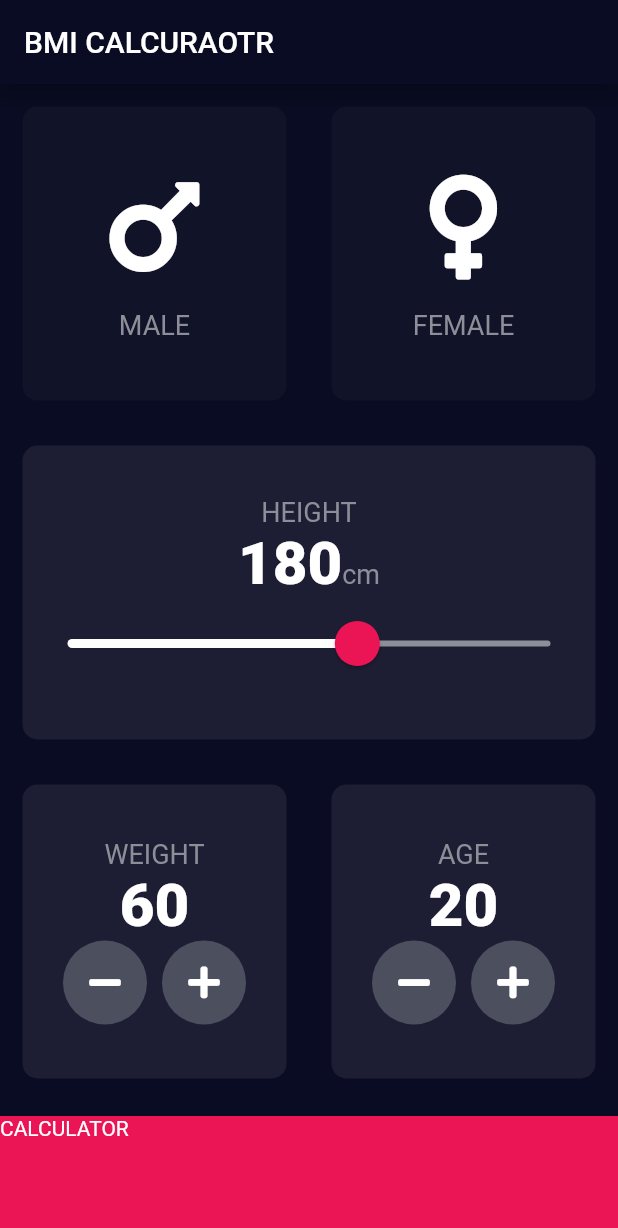
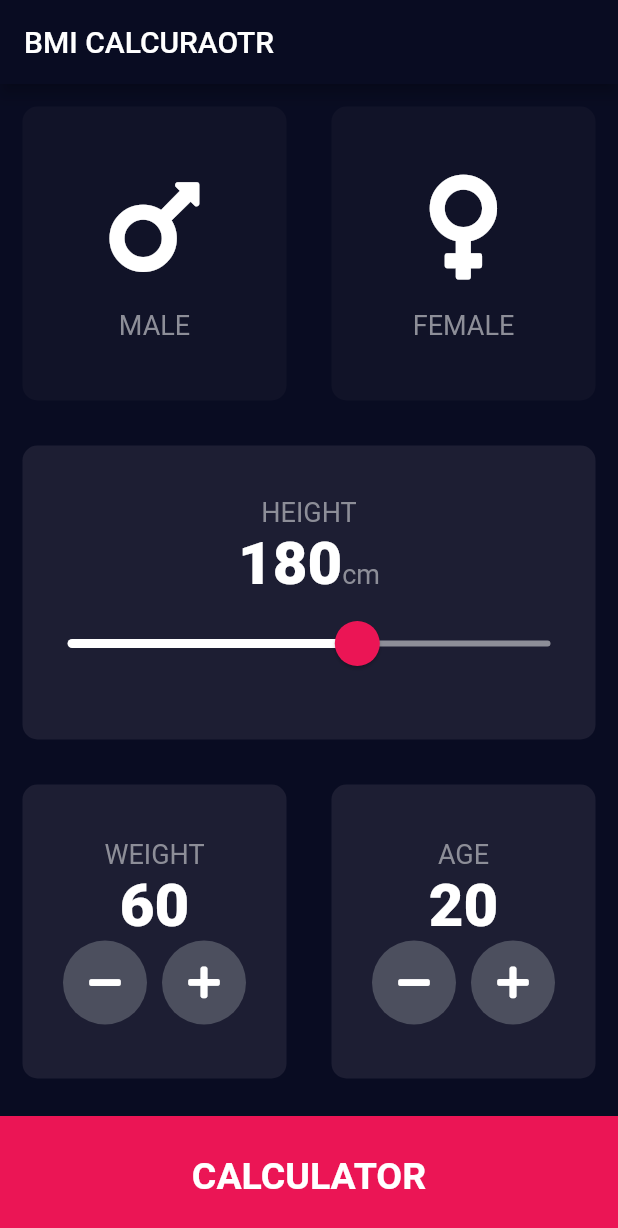
Before and after one commit to Origogi/flutter_BMI_Calcurator, a Flutter app: the screen it shows after launch, on a phone screen of 412 x 824 dp. Shown: the top 1228 px of the screen. Run offline on Flutter 3.47's test engine with Material 2 defaults, Android fonts, the phone set to English and light mode, and no system bars; our stand-ins replace font_awesome_flutter.

```diff
--- /dev/null
+++ b/lib/components/bottom_button.dart
@@ -0,0 +1,30 @@
+
+import 'package:flutter/material.dart';
+
+import '../constants.dart';
+
+
+class BottomButton extends StatelessWidget {
+  BottomButton({@required this.onTap, @required this.buttonTitle});
+
+  final Function onTap;
+  final String buttonTitle;
+
+  @override
+  Widget build(BuildContext context) {
+    return GestureDetector(
+      onTap: onTap,
+      child: Container(
+        color: kBottomContainerColor,
+        margin: EdgeInsets.only(top: 10),
+        height: kBottomContainerHeight,
+        child: Center(
+            child: Text(
+          buttonTitle,
+          style: kLargeButtonTextStyle,
+        )),
+        width: double.infinity,
+      ),
+    );
+  }
+}
--- a/lib/icon_content.dart
+++ b/lib/components/icon_content.dart
@@ -1,6 +1,7 @@
 import 'package:flutter/material.dart';
 
-import 'constants.dart';
+import '../constants.dart';
+
 
 class IconContent extends StatelessWidget {
   final IconData iconData;
--- /dev/null
+++ b/lib/components/round_icon_button.dart
@@ -0,0 +1,21 @@
+import 'package:flutter/material.dart';
+
+class RoundIconButton extends StatelessWidget {
+  final IconData icon;
+  final Function onPressed;
+
+  RoundIconButton({@required this.icon, this.onPressed});
+
+  @override
+  Widget build(BuildContext context) {
+    return RawMaterialButton(
+      child: Icon(icon),
+      onPressed: onPressed,
+      elevation: 0,
+      // disabledElevation: 6.0,
+      shape: CircleBorder(),
+      fillColor: Color(0xFF4C4F5E),
+      constraints: BoxConstraints.tightFor(width: 56, height: 56),
+    );
+  }
+}
--- a/lib/constants.dart
+++ b/lib/constants.dart
@@ -1,14 +1,24 @@
 import 'package:flutter/material.dart';
 
-const kLabelTextStyle = TextStyle(
-  fontSize: 18,
-  color: Color(0xFF8D8E98)
-);
+const kLabelTextStyle = TextStyle(fontSize: 18, color: Color(0xFF8D8E98));
 
 const kBottomContainerHeight = 80.0;
 const kActiveCardColor = Color(0xFF1D1E33);
 const kInactiveCardColor = Color(0xFF111328);
 const kBottomContainerColor = Color(0xFFEB1555);
 
-const kNumberTextStyle =  TextStyle(
-                            fontSize: 40, fontWeight: FontWeight.w900);
+const kNumberTextStyle = TextStyle(fontSize: 40, fontWeight: FontWeight.w900);
+
+const kLargeButtonTextStyle =
+    TextStyle(fontSize: 25, fontWeight: FontWeight.bold);
+
+const kTitleTextStyle = TextStyle(fontSize: 50, fontWeight: FontWeight.bold);
+
+const kResultTextStyle = TextStyle(
+    color: Color(0xFF24D876), fontSize: 22.0, fontWeight: FontWeight.bold);
+
+const kBMITextStyle = TextStyle(
+    fontSize: 100, fontWeight: FontWeight.bold);
+
+    const kBodyTextStyle = TextStyle(
+    fontSize: 22, );
--- a/lib/main.dart
+++ b/lib/main.dart
@@ -1,6 +1,6 @@
 import 'package:flutter/material.dart';
+import 'package:flutter_bmi_calcurator/screens/input_page.dart';
 
-import 'input_page.dart';
 
 void main() => runApp(BMICalculator());
 
--- a/lib/input_page.dart
+++ b/lib/screens/input_page.dart
@@ -1,10 +1,13 @@
 import 'package:flutter/material.dart';
-import 'package:flutter_bmi_calcurator/result_page.dart';
-import 'package:flutter_bmi_calcurator/resuseable_card.dart';
+import 'package:flutter_bmi_calcurator/components/bottom_button.dart';
+import 'package:flutter_bmi_calcurator/components/icon_content.dart';
+import 'package:flutter_bmi_calcurator/components/resuseable_card.dart';
+import 'package:flutter_bmi_calcurator/components/round_icon_button.dart';
+import 'package:flutter_bmi_calcurator/screens/result_page.dart';
 import 'package:font_awesome_flutter/font_awesome_flutter.dart';
 
-import 'constants.dart';
-import 'icon_content.dart';
+import '../constants.dart';
+
 
 enum Gender {
   male,
@@ -207,41 +210,15 @@ class _InputPageState extends State<InputPage> {
                 ],
               ),
             ),
-            GestureDetector(
+            BottomButton(
+              buttonTitle: 'CALCULATOR',
               onTap: () {
                 Navigator.push(context, MaterialPageRoute(builder: (context) {
                   return ResultPage();
                 }));
               },
-              child: Container(
-                color: kBottomContainerColor,
-                margin: EdgeInsets.only(top: 10),
-                height: kBottomContainerHeight,
-                child: Text("CALCULATOR"),
-                width: double.infinity,
-              ),
             )
           ],
         ));
   }
 }
-
-class RoundIconButton extends StatelessWidget {
-  final IconData icon;
-  final Function onPressed;
-
-  RoundIconButton({@required this.icon, this.onPressed});
-
-  @override
-  Widget build(BuildContext context) {
-    return RawMaterialButton(
-      child: Icon(icon),
-      onPressed: onPressed,
-      elevation: 0,
-      // disabledElevation: 6.0,
-      shape: CircleBorder(),
-      fillColor: Color(0xFF4C4F5E),
-      constraints: BoxConstraints.tightFor(width: 56, height: 56),
-    );
-  }
-}
```
Also changed, not shown: lib/result_page.dart (deleted, +0 -16 lines), lib/screens/result_page.dart (added, +59 -0 lines), lib/components/resuseable_card.dart (renamed from lib/resuseable_card.dart).
